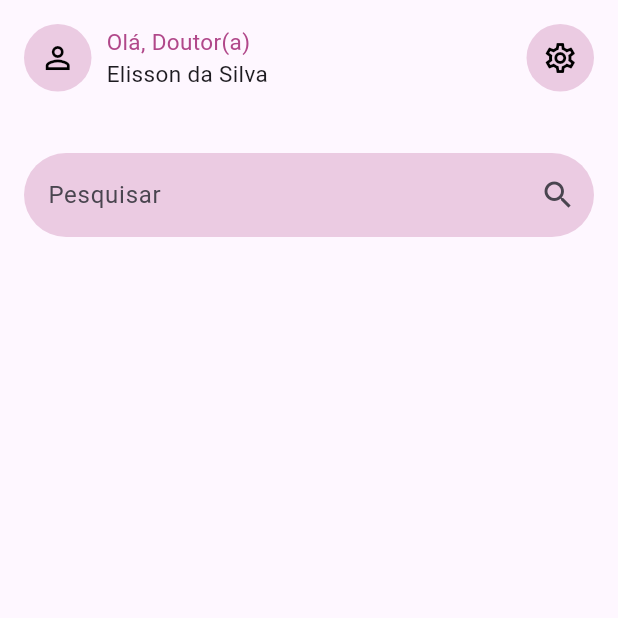
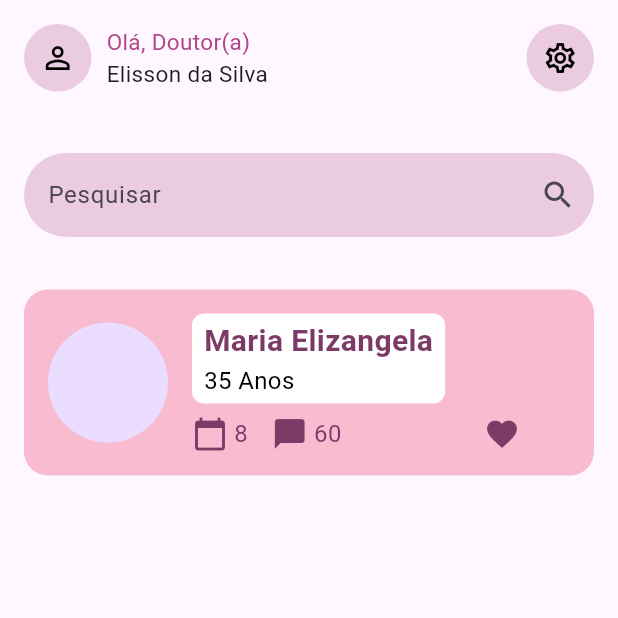
Before and after one commit to nullbyte-tecnology/angels-app, a Flutter app: the GestantesPage screen opened directly, on a phone screen of 412 x 824 dp, the top half of it. Run offline on Flutter 3.47's test engine with Material 3 defaults, Android fonts, the phone set to English and light mode, and no system bars; our stand-ins replace device_preview, mask_text_input_formatter.

Commit message:
adição cards gestantes

```diff
--- a/angels_app/lib/main.dart
+++ b/angels_app/lib/main.dart
@@ -13,7 +13,7 @@
   Widget build(BuildContext context) {
     return MaterialApp(
       title: "Angels App",
-      home: RegisterForm(),
+      home: HomePage(),
     );
   }
 }
--- a/angels_app/lib/pages/navbar/gestantes.dart
+++ b/angels_app/lib/pages/navbar/gestantes.dart
@@ -1,4 +1,19 @@
 import 'package:flutter/material.dart';
+
+void main() {
+  runApp(const MyApp());
+}
+
+class MyApp extends StatelessWidget {
+  const MyApp({super.key});
+
+  @override
+  Widget build(BuildContext context) {
+    return MaterialApp(
+      home: const GestantesPage(),
+    );
+  }
+}
 
 class GestantesPage extends StatefulWidget {
   const GestantesPage({super.key});
@@ -70,7 +85,9 @@ class _GestantesPage extends State<GestantesPage> {
                 ),
               ],
             ),
-            const SearchBar()
+            const SearchBar(),
+            // Adicionando o ProfileCard aqui
+            const ProfileCard(),
           ],
         ),
       ),
@@ -100,3 +117,94 @@ class SearchBar extends StatelessWidget {
     );
   }
 }
+
+class ProfileCard extends StatelessWidget {
+  const ProfileCard({super.key});
+
+  @override
+  Widget build(BuildContext context) {
+    return Container(
+      padding: const EdgeInsets.all(16.0),
+      margin: const EdgeInsets.symmetric(horizontal: 16.0, vertical: 10.0),
+      decoration: BoxDecoration(
+        color: Colors.pink[100],
+        borderRadius: BorderRadius.circular(16.0),
+      ),
+      child: Row(
+        children: [
+          CircleAvatar(
+            radius: 40,
+          ),
+          const SizedBox(width: 16.0),
+          Column(
+            crossAxisAlignment: CrossAxisAlignment.start,
+            children: [
+              Container(
+                padding:
+                    const EdgeInsets.symmetric(horizontal: 8.0, vertical: 4.0),
+                decoration: BoxDecoration(
+                  color: Colors.white,
+                  borderRadius: BorderRadius.circular(8.0),
+                ),
+                child: Column(
+                  crossAxisAlignment: CrossAxisAlignment.start,
+                  children: [
+                    Text(
+                      'Maria Elizangela',
+                      style: TextStyle(
+                        fontSize: 20.0,
+                        fontWeight: FontWeight.bold,
+                        color: Color.fromRGBO(124, 58, 102, 1),
+                      ),
+                    ),
+                    Text(
+                      '35 Anos',
+                      style: TextStyle(
+                        fontSize: 16.0,
+                        color: Colors.black,
+                      ),
+                    ),
+                  ],
+                ),
+              ),
+              const SizedBox(height: 8.0),
+              Row(
+                children: [
+                  IconWithText(icon: Icons.calendar_today, text: '8'),
+                  const SizedBox(width: 16.0),
+                  IconWithText(icon: Icons.chat_bubble, text: '60'),
+                  const SizedBox(width: 95.0),
+                  Icon(Icons.favorite, color: Color.fromRGBO(124, 58, 102, 1)),
+                ],
+              ),
+            ],
+          ),
+        ],
+      ),
+    );
+  }
+}
+
+class IconWithText extends StatelessWidget {
+  final IconData icon;
+  final String text;
+
+  const IconWithText({required this.icon, required this.text, super.key});
+
+  @override
+  Widget build(BuildContext context) {
+    return Row(
+      children: [
+        Icon(icon, color: Color.fromRGBO(124, 58, 102, 1)),
+        const SizedBox(width: 4.0),
+        Text(
+          text,
+          style: TextStyle(
+            fontSize: 16.0,
+            color: Color.fromRGBO(124, 58, 102, 1),
+          ),
+        ),
+      ],
+    );
+  }
+}
```
